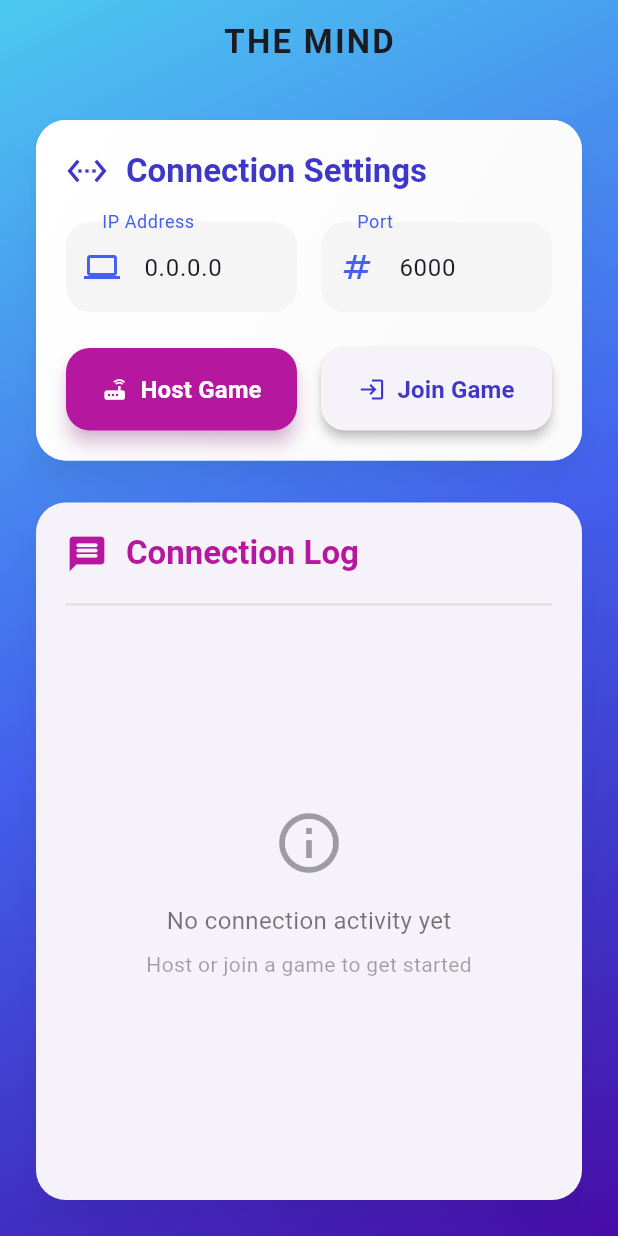
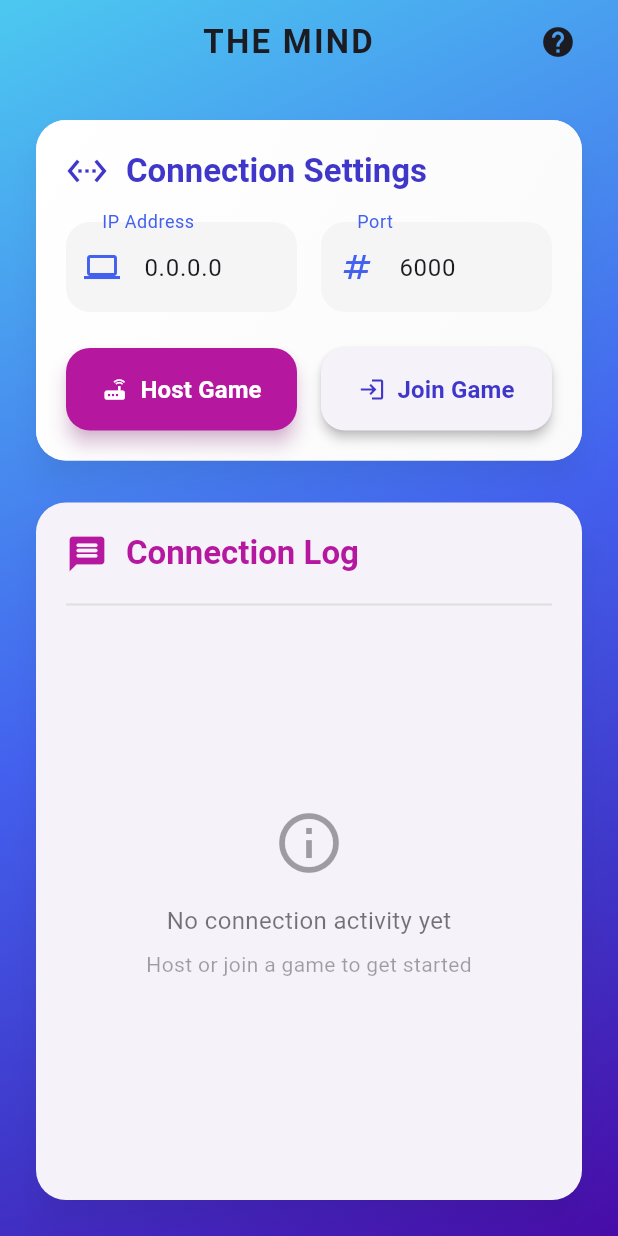
Before and after one commit to robogamer9849/flutter-the-mind, a Flutter app: the screen it shows after launch, on a phone screen of 412 x 824 dp. Run offline on Flutter 3.47's test engine with Material 3 defaults, Android fonts, the phone set to English and light mode, and no system bars; Roboto replaces fonts that are missing (Poppins); project files that could hold a hidden picture were left out.

Commit message:
added a help page

```diff
--- a/lib/main.dart
+++ b/lib/main.dart
@@ -7,7 +7,10 @@ import 'package:flutter/services.dart';
 import 'themes/colors.dart';
 import 'screens/host.dart';
 import 'screens/game.dart';
+import 'screens/help.dart';
 
+
+// Main entry point of the application
 void main() {
   WidgetsFlutterBinding.ensureInitialized();
   SystemChrome.setPreferredOrientations([
@@ -22,13 +25,13 @@ void main() {
   runApp(const MyApp());
 }
 
+// MyApp widget that sets up the MaterialApp
 class MyApp extends StatelessWidget {
   const MyApp({super.key});
 
   @override
   Widget build(BuildContext context) {
     // Define our custom colors from the provided hex codes
-
     return MaterialApp(
       title: 'The Mind',
       theme: ThemeData(
@@ -115,6 +118,7 @@ class MyApp extends StatelessWidget {
   }
 }
 
+// TcpPage widget that manages the connection settings
 class TcpPage extends StatefulWidget {
   const TcpPage({super.key});
 
@@ -122,20 +126,22 @@ class TcpPage extends StatefulWidget {
   State<TcpPage> createState() => _TcpPageState();
 }
 
+// State class for TcpPage
 class _TcpPageState extends State<TcpPage> with SingleTickerProviderStateMixin {
-  ServerSocket? server;
-  Socket? socket;
-  final List<String> messages = [];
-  late AnimationController _animationController;
-  late Animation<double> _fadeAnimation;
+  ServerSocket? server; // Server socket for hosting
+  Socket? socket; // Client socket for connecting
+  final List<String> messages = []; // List to hold connection messages
+  late AnimationController _animationController; // Animation controller for fade effect
+  late Animation<double> _fadeAnimation; // Fade animation
 
-  final TextEditingController ipController = TextEditingController(text: '0.0.0.0');
-  final TextEditingController portController = TextEditingController(text: '6000');
-  final TextEditingController messageController = TextEditingController();
+  final TextEditingController ipController = TextEditingController(text: '0.0.0.0'); // IP address input
+  final TextEditingController portController = TextEditingController(text: '6000'); // Port input
+  final TextEditingController messageController = TextEditingController(); // Message input
 
   @override
   void initState() {
     super.initState();
+    // Initialize animation controller and fade animation
     _animationController = AnimationController(
       vsync: this,
       duration: const Duration(milliseconds: 800),
@@ -147,6 +153,7 @@ class _TcpPageState extends State<TcpPage> with SingleTickerProviderStateMixin {
     _animationController.forward();
   }
 
+  // Navigate to HostMenuScreen
   void goToHost() {
     Navigator.push(
       context,
@@ -164,6 +171,7 @@ class _TcpPageState extends State<TcpPage> with SingleTickerProviderStateMixin {
     );
   }
 
+  // Connect to the server
   void connectToServer() async {
     String ip = ipController.text;
     int port = int.tryParse(portController.text) ?? 6000;
@@ -218,6 +226,7 @@ class _TcpPageState extends State<TcpPage> with SingleTickerProviderStateMixin {
 
   @override
   void dispose() {
+    // Clean up resources
     socket?.destroy();
     server?.close();
     _animationController.dispose();
@@ -231,16 +240,31 @@ class _TcpPageState extends State<TcpPage> with SingleTickerProviderStateMixin {
   Widget build(BuildContext context) {
     final isDarkMode = Theme.of(context).brightness == Brightness.dark;
 
-
+    // Build the main UI of TcpPage
     return Scaffold(
       extendBodyBehindAppBar: true,
       appBar: AppBar(
-        title: const Text(
-          'THE MIND',
-          style: TextStyle(
-            fontWeight: FontWeight.bold,
-            letterSpacing: 1.5,
-          ),
+        title: Row(
+          mainAxisAlignment: MainAxisAlignment.spaceBetween,
+          children: [
+            const SizedBox(width: 20),
+            const Text(
+              'THE MIND',
+              style: TextStyle(
+                fontWeight: FontWeight.bold,
+                letterSpacing: 1.5,
+              ),
+            ),
+            IconButton(
+              icon: const Icon(Icons.help),
+              onPressed: () {
+                Navigator.push(
+                  context,
+                  MaterialPageRoute(builder: (context) => const HelpScreen()),
+                );
+              },
+            ),
+          ],
         ),
         centerTitle: true,
         elevation: 0,
```
Also changed, not shown: lib/screens/help.dart (added, +127 -0 lines).
